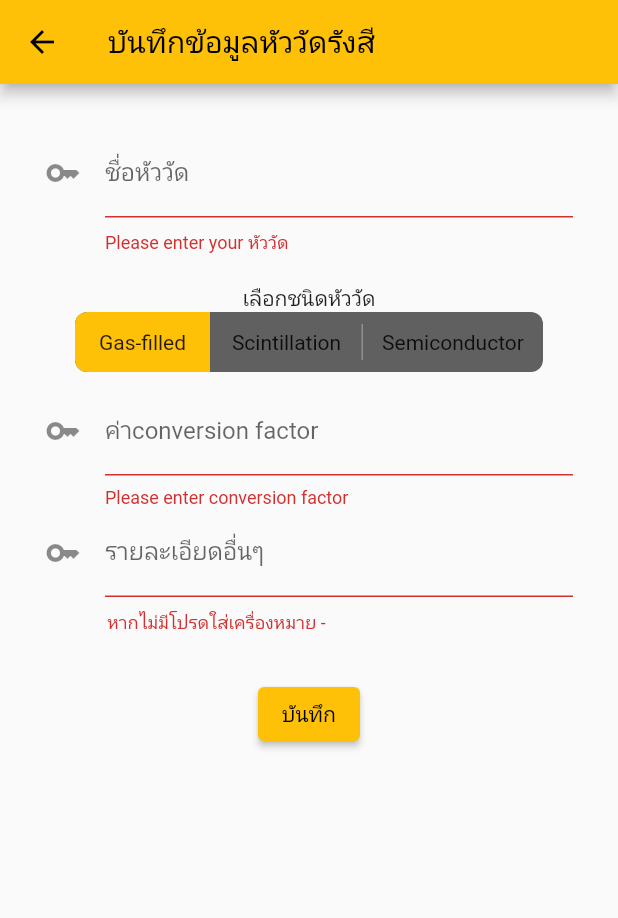
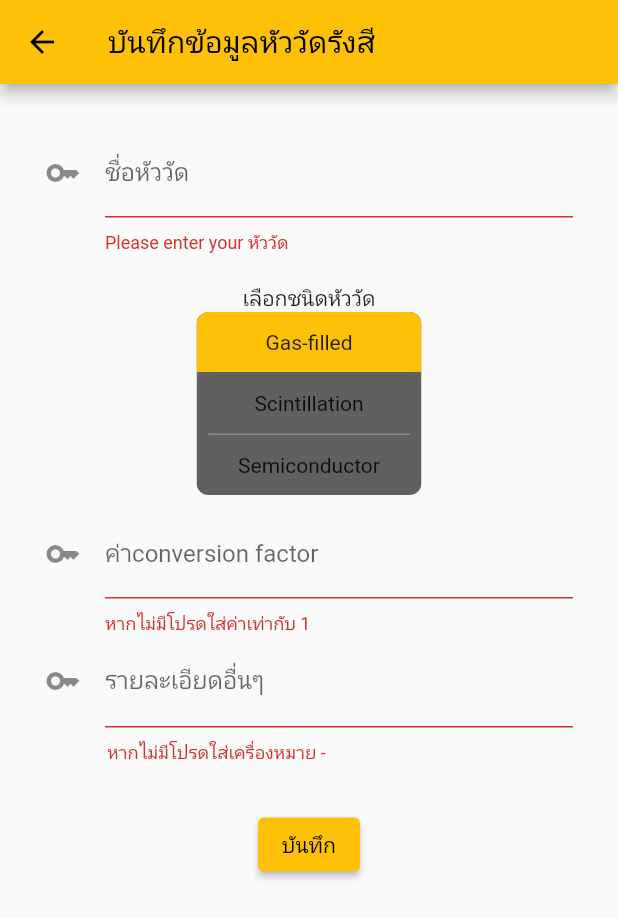
Before and after one commit to manew-c/Radiation-Recording-Application, a Flutter app: the savedetectorPage screen opened directly, after a tap on "บันทึก", on a phone screen of 412 x 824 dp. Shown: the top 918 px of the screen. Run offline on Flutter 3.47's test engine with Material 2 defaults, Android fonts, the phone set to English and light mode, and no system bars; drawn by our look-alikes of toggle_switch; our stand-ins replace cloud_firestore, firebase_core, firebase_storage, geolocator, google_maps_flutter, image_picker and 2 more; missing offline and left inert: autocomplete_textfield; accounts and stored records are empty.

Commit message:
เพิ่มเช็คคำซ้ำ

```diff
--- a/lib/Pages/savedetector.dart
+++ b/lib/Pages/savedetector.dart
@@ -14,12 +14,24 @@ class _savedetectorPageState extends State<savedetectorPage> {
   final _formKey = GlobalKey<FormState>();
   final SERIES = TextEditingController();
   String? savedetectorname;
-  String? savedetectortype;
+  String? savedetectortype = 'Gas-filled';
   double? saveconvertionfactor;
   String? savenote;
+  final _setdetector = <String>{};
+  Future<void> fetchDatadetector() async {
+    await FirebaseFirestore.instance
+        .collection("หัววัดall")
+        .get()
+        .then((querySnapshot) {
+      for (var result in querySnapshot.docs) {
+        _setdetector.add(result.id);
+      }
+    });
+  }
 
   @override
   Widget build(BuildContext context) {
+    fetchDatadetector();
     return Scaffold(
         appBar: AppBar(
           title: const Text('บันทึกข้อมูลหัววัดรังสี'),
@@ -38,25 +50,34 @@ class _savedetectorPageState extends State<savedetectorPage> {
                       validator: (value1) {
                         if (value1!.isEmpty) {
                           return 'Please enter your หัววัด';
+                        } else if (_setdetector.contains(value1) == true) {
+                          debugPrint('มีหัววัดนี้แล้ว' + value1);
+                          return 'มีหัววัดนี้แล้ว';
                         }
                         return null;
                       },
                       onSaved: (value1) => savedetectorname = value1!,
                       //controller: SERIES,
                     ),
-                    SizedBox(height: 20),
+                    const SizedBox(height: 20),
                     //ประเภทหัววัด
-                    SizedBox(
+                    const SizedBox(
                       child: Text(
                         'เลือกชนิดหัววัด',
                         textAlign: TextAlign.left,
                       ),
                     ),
                     ToggleSwitch(
-                      customWidths: [90.0, 100.0, 120.0],
+                      //customWidths: const [120.0, 120.0, 120.0],
+                      minWidth: 150.0,
                       initialLabelIndex: 0,
+                      isVertical: true,
                       totalSwitches: 3,
-                      labels: ['Gas-filled', 'Scintillation', 'Semiconductor'],
+                      labels: const [
+                        'Gas-filled',
+                        'Scintillation',
+                        'Semiconductor'
+                      ],
                       onToggle: (index) {
                         if (index == 0) {
                           savedetectortype = 'Gas-filled';
@@ -65,10 +86,10 @@ class _savedetectorPageState extends State<savedetectorPage> {
                         } else if (index == 2) {
                           savedetectortype = 'Semiconductor';
                         }
-                        print('detector to: $savedetectortype');
+                        debugPrint('detector to: $savedetectortype');
                       },
                     ),
-                    SizedBox(height: 10),
+                    const SizedBox(height: 10),
                     /*TextFormField(
                       textAlign: TextAlign.center,
                       decoration: const InputDecoration(
@@ -90,7 +111,7 @@ class _savedetectorPageState extends State<savedetectorPage> {
                           icon: Icon(Icons.key)),
                       validator: (value) {
                         if (value!.isEmpty) {
-                          return 'Please enter conversion factor';
+                          return 'หากไม่มีโปรดใส่ค่าเท่ากับ 1';
                         } else if (isFloat(value) == false) {
                           return 'ค่าที่กรอกไม่ใช่ตัวเลข';
                         }
@@ -103,7 +124,9 @@ class _savedetectorPageState extends State<savedetectorPage> {
                     TextFormField(
                       textAlign: TextAlign.center,
                       decoration: const InputDecoration(
-                          labelText: 'รายละเอียดอื่นๆ', icon: Icon(Icons.key)),
+                          labelText: 'รายละเอียดอื่นๆ',
+                          icon: Icon(Icons.key),
+                          hintText: 'เช่น รหัสเครื่อง ชื่อรุ่น เป็นต้น'),
                       validator: (value3) {
                         if (value3!.isEmpty) {
                           return 'หากไม่มีโปรดใส่เครื่องหมาย - ';
@@ -128,7 +151,7 @@ class _savedetectorPageState extends State<savedetectorPage> {
                                     .showSnackBar(SnackBar(
                                   content: Text(
                                       'บันทึกหัววัด  $savedetectorname  เรียบร้อย'),
-                                  duration: const Duration(seconds: 10),
+                                  duration: const Duration(seconds: 5),
                                 ));
 
                                 FirebaseFirestore.instance
```
Also changed, not shown: lib/Pages/inputpointdatapage.dart (+18 -11 lines), lib/Pages/saveuser.dart (+15 -2 lines), lib/Pages/saveworksite.dart (+29 -7 lines), lib/main.dart (+2 -10 lines).
